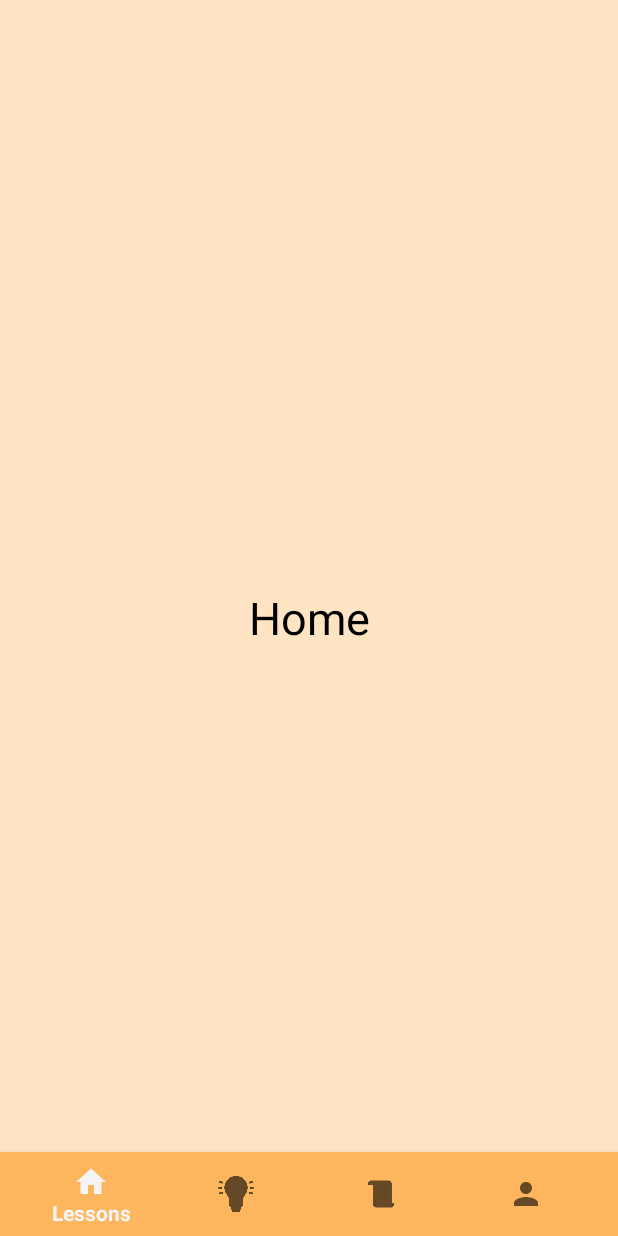
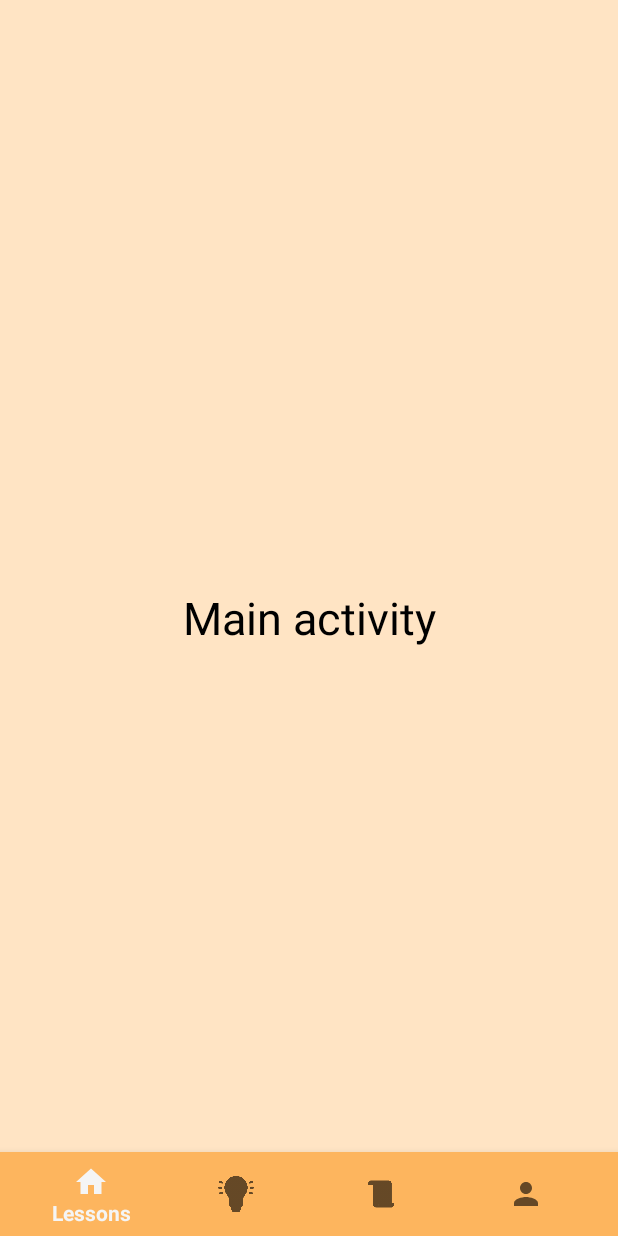
Before and after one commit to GabrielaBujor/Equation-Enigma, an Android app: the layout activity_main.xml on its own in the app's theme, with its tools: preview values and no code run, on a phone screen of 412 x 824 dp. Run offline under Robolectric (Android 15) with nearby library versions, the phone set to English and light mode, and no system bars.

Commit message:
Added fragments v3

```diff
--- a/app/src/main/res/layout/activity_main.xml
+++ b/app/src/main/res/layout/activity_main.xml
@@ -11,7 +11,7 @@
     <TextView
         android:layout_width="match_parent"
         android:layout_height="match_parent"
-        android:text="Home"
+        android:text="Main activity"
         android:gravity="center"
         android:textSize="30dp"
         android:textColor="@color/black"/>
--- a/app/src/main/res/menu/bottom_navigation_menu.xml
+++ b/app/src/main/res/menu/bottom_navigation_menu.xml
@@ -1,5 +1,7 @@
 <?xml version="1.0" encoding="utf-8"?>
-<menu xmlns:android="http://schemas.android.com/apk/res/android">
+<menu xmlns:android="http://schemas.android.com/apk/res/android"
+    android:background="#FDB55E">
+
     <item
         android:id="@+id/navigation_home"
         android:icon="@drawable/baseline_home_24"
```
